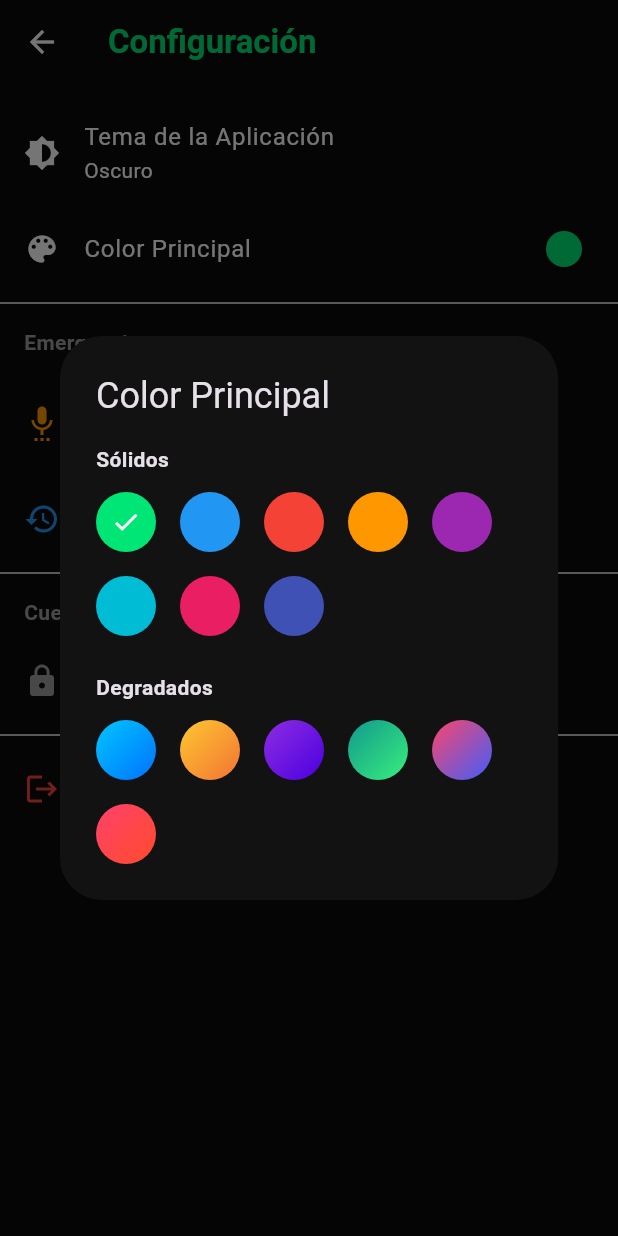
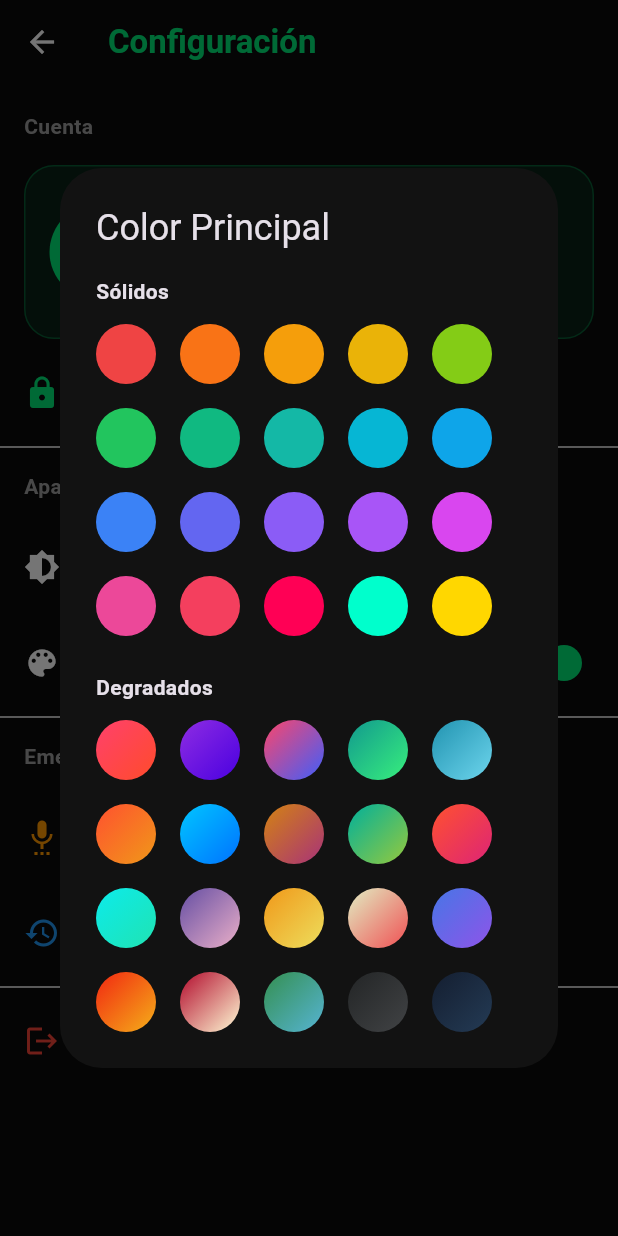
Before and after one commit to victorcarrillodev/walkie-sos-app, a Flutter app: the SettingsScreen screen opened directly, after a tap on "Color Principal", on a phone screen of 412 x 824 dp. Run offline on Flutter 3.47's test engine with Material 3 defaults, Android fonts, the phone set to English and light mode, and no system bars; our stand-ins replace audioplayers, dio, flutter_map, geolocator, latlong2, permission_handler and 4 more; missing offline and left inert: audio_session, flutter_background, flutter_overlay_window, flutter_webrtc, record; accounts and stored records are empty; network calls fail.

Commit message:
fix(): se solucionan problemas menores

```diff
--- a/lib/core/services/bubble_service.dart
+++ b/lib/core/services/bubble_service.dart
@@ -109,12 +109,12 @@ class _OverlayWidgetState extends State<OverlayWidget> {
   void _onTapDown(TapDownDetails details) {
     setState(() => _isPressed = true);
     _bubblePressTimer?.cancel();
-    _bubblePressTimer = Timer(const Duration(milliseconds: 200), () {
-      if (!_isPermanentRecording) {
-        final sendPort = IsolateNameServer.lookupPortByName(bubblePortName);
-        sendPort?.send('start');
-      }
-    });
+    _bubblePressTimer = Timer(const Duration(milliseconds: 200), () {});
+
+    if (!_isPermanentRecording) {
+      final sendPort = IsolateNameServer.lookupPortByName(bubblePortName);
+      sendPort?.send('start');
+    }
   }
 
   void _onTapUp(TapUpDetails details) {
@@ -132,7 +132,6 @@ class _OverlayWidgetState extends State<OverlayWidget> {
         sendPort?.send('stop');
       } else {
         _isPermanentRecording = true;
-        sendPort?.send('start');
       }
     } else {
       if (!_isPermanentRecording) {
--- a/lib/features/call/screens/call_screen.dart
+++ b/lib/features/call/screens/call_screen.dart
@@ -329,12 +329,16 @@ class _CallScreenState extends State<CallScreen> {
     // Pausar reproducción para que el micrófono no capture el altavoz
     await _player.pause();
 
+    // Notificamos a los demás inmediatamente
+    _socket.sendPttStart(widget.channel.id);
+
+    // Reproducimos el beep sin hacer await para ganar 200ms de velocidad
+    _playBeep();
+
     // Iniciamos WebRTC para streaming en tiempo real
     // El eco acuústico se maneja a nivel de HW via AndroidAudioUsage.voiceCommunication
     // + echoCancellation:true en las constraints de getUserMedia
     await _webRTCService.startTalking();
-    _socket.sendPttStart(widget.channel.id);
-    await _playBeep();
 
     try {
       final dir = await getApplicationDocumentsDirectory();
--- a/lib/features/settings/screens/settings_screen.dart
+++ b/lib/features/settings/screens/settings_screen.dart
@@ -20,6 +20,8 @@ class SettingsScreen extends StatelessWidget {
     if (themeProvider.themeMode == ThemeMode.light) themeName = 'Claro';
     if (themeProvider.themeMode == ThemeMode.dark) themeName = 'Oscuro';
 
+    final user = authProvider.user;
+
     return Scaffold(
       appBar: AppBar(
         title: const Text('Configuración'),
@@ -27,6 +29,87 @@ class SettingsScreen extends StatelessWidget {
       body: ListView(
         children: [
           const SizedBox(height: 10),
+          const Padding(
+            padding: EdgeInsets.symmetric(horizontal: 16, vertical: 8),
+            child: Text('Cuenta', style: TextStyle(fontWeight: FontWeight.bold, color: Colors.grey)),
+          ),
+          // Perfil del Usuario
+          if (user != null)
+            Container(
+              margin: const EdgeInsets.symmetric(horizontal: 16, vertical: 8),
+              padding: const EdgeInsets.all(16),
+              decoration: BoxDecoration(
+                color: themeProvider.primaryColor.withOpacity(0.1),
+                borderRadius: BorderRadius.circular(20),
+                border: Border.all(
+                  color: themeProvider.primaryColor.withOpacity(0.3),
+                  width: 1,
+                ),
+              ),
+              child: Row(
+                children: [
+                  Container(
+                    width: 64,
+                    height: 64,
+                    decoration: BoxDecoration(
+                      shape: BoxShape.circle,
+                      color: themeProvider.primaryGradient == null ? themeProvider.primaryColor : null,
+                      gradient: themeProvider.primaryGradient,
+                    ),
+                    child: Center(
+                      child: Text(
+                        user.firstName.isNotEmpty ? user.firstName[0].toUpperCase() : 'U',
+                        style: const TextStyle(fontSize: 28, color: Colors.white, fontWeight: FontWeight.bold),
+                      ),
+                    ),
+                  ),
+                  const SizedBox(width: 16),
+                  Expanded(
+                    child: Column(
+                      crossAxisAlignment: CrossAxisAlignment.start,
+                      children: [
+                        Text(
+                          '${user.firstName} ${user.lastName}'.trim(),
+                          style: const TextStyle(fontSize: 20, fontWeight: FontWeight.bold),
+                        ),
+                        const SizedBox(height: 4),
+                        Container(
+                          padding: const EdgeInsets.symmetric(horizontal: 8, vertical: 2),
+                          decoration: BoxDecoration(
+                            color: themeProvider.primaryColor.withOpacity(0.2),
+                            borderRadius: BorderRadius.circular(10),
+                          ),
+                          child: Text(
+                            '@${user.alias}',
+                            style: TextStyle(
+                              fontSize: 14,
+                              color: themeProvider.primaryColor,
+                              fontWeight: FontWeight.bold,
+                            ),
+                          ),
+                        ),
+                        const SizedBox(height: 4),
+                        Text(
+                          user.email,
+                          style: const TextStyle(fontSize: 14, color: Colors.grey),
+                          overflow: TextOverflow.ellipsis,
+                        ),
+                      ],
+                    ),
+                  ),
+                ],
+              ),
+            ),
+          ListTile(
+            leading: Icon(Icons.lock, color: themeProvider.primaryColor),
+            title: const Text('Cambiar Contraseña'),
+            onTap: () => _showChangePasswordDialog(context),
+          ),
+          const Divider(),
+          const Padding(
+            padding: EdgeInsets.symmetric(horizontal: 16, vertical: 8),
+            child: Text('Apariencia', style: TextStyle(fontWeight: FontWeight.bold, color: Colors.grey)),
+          ),
           ListTile(
             leading: const Icon(Icons.brightness_6),
             title: const Text('Tema de la Aplicación'),
@@ -64,16 +147,6 @@ class SettingsScreen extends StatelessWidget {
             onTap: () {
               Navigator.push(context, MaterialPageRoute(builder: (_) => const AlertsHistoryScreen()));
             },
-          ),
-          const Divider(),
-          const Padding(
-            padding: EdgeInsets.symmetric(horizontal: 16, vertical: 8),
-            child: Text('Cuenta', style: TextStyle(fontWeight: FontWeight.bold, color: Colors.grey)),
-          ),
-          ListTile(
-            leading: const Icon(Icons.lock, color: Colors.grey),
-            title: const Text('Cambiar Contraseña'),
-            onTap: () => _showChangePasswordDialog(context),
           ),
           const Divider(),
           ListTile(
@@ -128,23 +201,49 @@ class SettingsScreen extends StatelessWidget {
 
   void _showColorDialog(BuildContext context, ThemeProvider provider) {
     final solidColors = [
-      const Color(0xFF00E676),
-      const Color(0xFF2196F3),
-      const Color(0xFFF44336), // Rojo
-      const Color(0xFFFF9800), // Naranja
-      const Color(0xFF9C27B0), // Morado
-      const Color(0xFF00BCD4), // Teal (Turquesa)
-      const Color(0xFFE91E63), // Rosa
-      const Color(0xFF3F51B5), // Indigo
+      const Color(0xFFEF4444), // Rojo Vibrante
+      const Color(0xFFF97316), // Naranja Llamativo
+      const Color(0xFFF59E0B), // Ámbar
+      const Color(0xFFEAB308), // Amarillo
+      const Color(0xFF84CC16), // Lima
+      const Color(0xFF22C55E), // Verde Brillante
+      const Color(0xFF10B981), // Esmeralda
+      const Color(0xFF14B8A6), // Teal
+      const Color(0xFF06B6D4), // Cyan
+      const Color(0xFF0EA5E9), // Azul Claro
+      const Color(0xFF3B82F6), // Azul Océano
+      const Color(0xFF6366F1), // Índigo
+      const Color(0xFF8B5CF6), // Violeta
+      const Color(0xFFA855F7), // Morado
+      const Color(0xFFD946EF), // Fucsia
+      const Color(0xFFEC4899), // Rosa Fuerte
+      const Color(0xFFF43F5E), // Rosa Claro
+      const Color(0xFFFF0055), // Neón Rosa
+      const Color(0xFF00FFCC), // Neón Menta
+      const Color(0xFFFFD700), // Dorado Puro
     ];
 
     final gradients = [
-      [const Color(0xFF00C6FF), const Color(0xFF0072FF)], // Blue
-      [const Color(0xFFFDC830), const Color(0xFFF37335)], // Orange
-      [const Color(0xFF8E2DE2), const Color(0xFF4A00E0)], // Purple
-      [const Color(0xFF11998E), const Color(0xFF38EF7D)], // Green
-      [const Color(0xFFFC466B), const Color(0xFF3F5EFB)], // Pink-Blue
-      [const Color(0xFFFF416C), const Color(0xFFFF4B2B)], // Red
+      [const Color(0xFFFF416C), const Color(0xFFFF4B2B)], // Atardecer Naranja
+      [const Color(0xFF8E2DE2), const Color(0xFF4A00E0)], // Lluvia Morada
+      [const Color(0xFFFC466B), const Color(0xFF3F5EFB)], // Amanecer Rosa
+      [const Color(0xFF11998E), const Color(0xFF38EF7D)], // Verde Fresco
+      [const Color(0xFF2193B0), const Color(0xFF6DD5ED)], // Brisa Azul
+      [const Color(0xFFFF512F), const Color(0xFFF09819)], // Naranja Quemado
+      [const Color(0xFF00C6FF), const Color(0xFF0072FF)], // Vista Oceánica
+      [const Color(0xFFD38312), const Color(0xFFA83279)], // Caramelo
+      [const Color(0xFF00B09B), const Color(0xFF96C93D)], // Neón Cibernético
+      [const Color(0xFFFF512F), const Color(0xFFDD2476)], // Bloody Mary
+      [const Color(0xFF0CEBEB), const Color(0xFF20E3B2)], // Bajo Cero
+      [const Color(0xFF654EA3), const Color(0xFFEAAFC8)], // Púrpura Real
+      [const Color(0xFFF09819), const Color(0xFFEDDE5D)], // Pulpa de Mango
+      [const Color(0xFFE1EEC3), const Color(0xFFF05053)], // Sol de Terciopelo
+      [const Color(0xFF4776E6), const Color(0xFF8E54E9)], // Violeta Eléctrico
+      [const Color(0xFFF12711), const Color(0xFFF5AF19)], // Ladrillo de Fuego
+      [const Color(0xFFB20A2C), const Color(0xFFFFFBD5)], // Frambuesa Majestuosa
+      [const Color(0xFF348F50), const Color(0xFF56B4D3)], // Agua Esmeralda
+      [const Color(0xFF232526), const Color(0xFF414345)], // Caballero de la Noche
+      [const Color(0xFF141E30), const Color(0xFF243B55)], // Ciudad de Medianoche
     ];
 
     showDialog(
```
